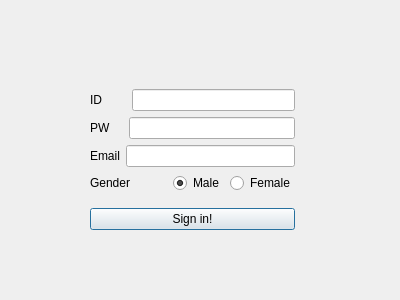
Qt form Client/dlsignin.ui (incheon-kim/QtMultiChat) before a commit.
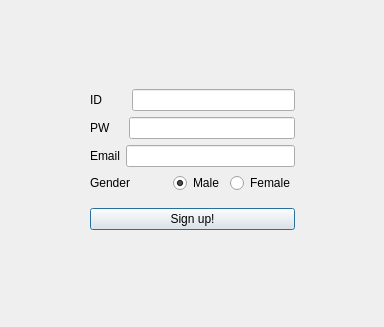
The same form after that commit.

Commit message: 회원가입버튼과 창의 이름을 signin -> signup 으로 변경함

Patch:
```diff
--- a/Client/dlsignin.ui
+++ b/Client/dlsignin.ui
@@ -6,10 +6,16 @@
    <rect>
     <x>0</x>
     <y>0</y>
-    <width>400</width>
-    <height>300</height>
+    <width>384</width>
+    <height>327</height>
    </rect>
   </property>
+  <property name="minimumSize">
+   <size>
+    <width>384</width>
+    <height>327</height>
+   </size>
+  </property>
   <property name="windowTitle">
    <string>Dialog</string>
   </property>
@@ -104,7 +110,7 @@
     <item>
      <widget class="QPushButton" name="pbSigninform">
       <property name="text">
-       <string>Sign in!</string>
+       <string>Sign up!</string>
       </property>
      </widget>
     </item>
```
Left out of the diff: 2 changed lines with no effect on the pictures. The commit also changes 6 other files.
